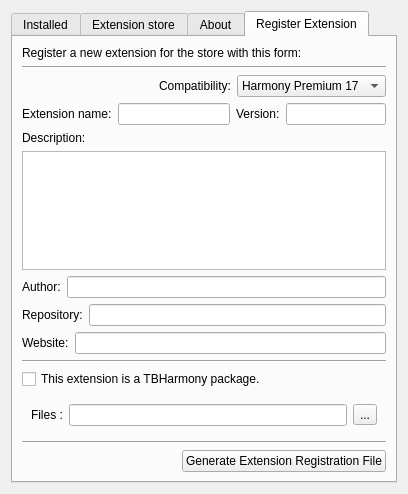
Before: the Qt Designer form ExtensionStore/package/ExtensionStore/store.ui in mchaptel/TBScripts, drawn with Qt 5.
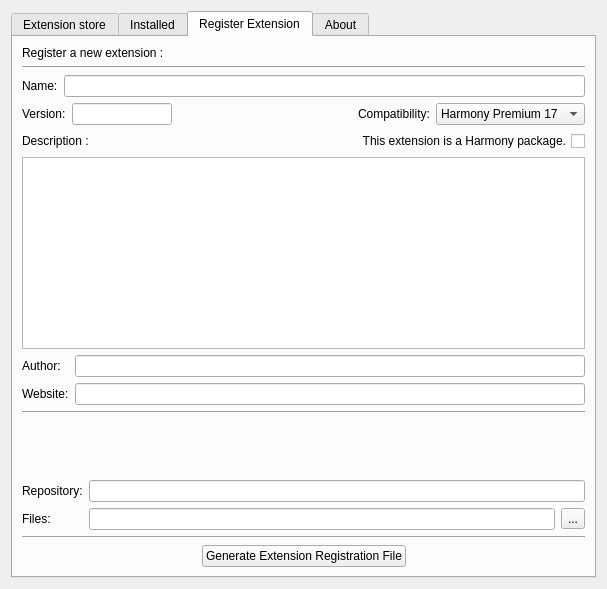
After: the same form once the commit is applied.

```diff
--- a/ExtensionStore/package/ExtensionStore/store.ui
+++ b/ExtensionStore/package/ExtensionStore/store.ui
@@ -6,8 +6,8 @@
    <rect>
     <x>0</x>
     <y>0</y>
-    <width>408</width>
-    <height>494</height>
+    <width>607</width>
+    <height>589</height>
    </rect>
   </property>
   <property name="windowTitle">
@@ -17,8 +17,225 @@
    <item>
     <widget class="QTabWidget" name="tabWidget">
      <property name="currentIndex">
-      <number>3</number>
+      <number>2</number>
      </property>
+     <widget class="QWidget" name="storeTab">
+      <attribute name="title">
+       <string>Extension store</string>
+      </attribute>
+      <layout class="QVBoxLayout" name="verticalLayout_6">
+       <item>
+        <widget class="QSplitter" name="splitter">
+         <property name="orientation">
+          <enum>Qt::Horizontal</enum>
+         </property>
+         <widget class="QWidget" name="">
+          <layout class="QVBoxLayout" name="verticalLayout_5">
+           <item>
+            <widget class="QLineEdit" name="lineEdit_2">
+             <property name="sizePolicy">
+              <sizepolicy hsizetype="Expanding" vsizetype="Fixed">
+               <horstretch>0</horstretch>
+               <verstretch>0</verstretch>
+              </sizepolicy>
+             </property>
+             <property name="text">
+              <string/>
+             </property>
+             <property name="placeholderText">
+              <string>Search...</string>
+             </property>
+            </widget>
+           </item>
+           <item>
+            <widget class="QTreeWidget" name="treeWidget_2">
+             <property name="indentation">
+              <number>0</number>
+             </property>
+             <property name="rootIsDecorated">
+              <bool>false</bool>
+             </property>
+             <attribute name="headerDefaultSectionSize">
+              <number>250</number>
+             </attribute>
+             <column>
+              <property name="text">
+               <string>Available Extensions</string>
+              </property>
+             </column>
+             <column>
+              <property name="text">
+               <string/>
+              </property>
+             </column>
+             <item>
+              <property name="text">
+               <string>github.com/ascriptmaker</string>
+              </property>
+              <property name="text">
+               <string/>
+              </property>
+              <item>
+               <property name="text">
+                <string>script1</string>
+               </property>
+               <property name="text">
+                <string/>
+               </property>
+              </item>
+             </item>
+            </widget>
+           </item>
+          </layout>
+         </widget>
+         <widget class="QWidget" name="">
+          <layout class="QVBoxLayout" name="verticalLayout_2">
+           <item>
+            <spacer name="verticalSpacer_2">
+             <property name="orientation">
+              <enum>Qt::Vertical</enum>
+             </property>
+             <property name="sizeType">
+              <enum>QSizePolicy::Maximum</enum>
+             </property>
+             <property name="sizeHint" stdset="0">
+              <size>
+               <width>20</width>
+               <height>20</height>
+              </size>
+             </property>
+            </spacer>
+           </item>
+           <item>
+            <layout class="QHBoxLayout" name="horizontalLayout_9">
+             <item>
+              <spacer name="horizontalSpacer">
+               <property name="orientation">
+                <enum>Qt::Horizontal</enum>
+               </property>
+               <property name="sizeHint" stdset="0">
+                <size>
+                 <width>40</width>
+                 <height>20</height>
+                </size>
+               </property>
+              </spacer>
+             </item>
+             <item>
+              <widget class="QLabel" name="label_13">
+               <property name="text">
+                <string>version : </string>
+               </property>
+              </widget>
+             </item>
+             <item>
+              <widget class="QLineEdit" name="lineEdit_3"/>
+             </item>
+            </layout>
+           </item>
+           <item>
+            <widget class="QLabel" name="label_2">
+             <property name="text">
+              <string>Description:</string>
+             </property>
+            </widget>
+           </item>
+           <item>
+            <widget class="QTextEdit" name="textEdit_2">
+             <property name="html">
+              <string>&lt;!DOCTYPE HTML PUBLIC &quot;-//W3C//DTD HTML 4.0//EN&quot; &quot;http://www.w3.org/TR/REC-html40/strict.dtd&quot;&gt;
+&lt;html&gt;&lt;head&gt;&lt;meta name=&quot;qrichtext&quot; content=&quot;1&quot; /&gt;&lt;style type=&quot;text/css&quot;&gt;
+p, li { white-space: pre-wrap; }
+&lt;/style&gt;&lt;/head&gt;&lt;body style=&quot; font-family:'MS Shell Dlg 2'; font-size:8.25pt; font-weight:400; font-style:normal;&quot;&gt;
+&lt;p style=&quot; margin-top:0px; margin-bottom:0px; margin-left:0px; margin-right:0px; -qt-block-indent:0; text-indent:0px;&quot;&gt;This script does great things, here is a link to my webpage&lt;/p&gt;
+&lt;p style=&quot;-qt-paragraph-type:empty; margin-top:0px; margin-bottom:0px; margin-left:0px; margin-right:0px; -qt-block-indent:0; text-indent:0px;&quot;&gt;&lt;br /&gt;&lt;/p&gt;&lt;/body&gt;&lt;/html&gt;</string>
+             </property>
+            </widget>
+           </item>
+           <item>
+            <widget class="QGroupBox" name="groupBox">
+             <property name="minimumSize">
+              <size>
+               <width>0</width>
+               <height>45</height>
+              </size>
+             </property>
+             <property name="title">
+              <string>Keywords</string>
+             </property>
+             <layout class="QHBoxLayout" name="horizontalLayout_4">
+              <item>
+               <widget class="QLabel" name="label_14">
+                <property name="text">
+                 <string>Tool, Package, Animation</string>
+                </property>
+               </widget>
+              </item>
+             </layout>
+            </widget>
+           </item>
+           <item>
+            <layout class="QHBoxLayout" name="horizontalLayout">
+             <item>
+              <widget class="QToolButton" name="toolButton_7">
+               <property name="text">
+                <string>View Source</string>
+               </property>
+               <property name="autoRaise">
+                <bool>true</bool>
+               </property>
+              </widget>
+             </item>
+             <item>
+              <widget class="QToolButton" name="toolButton_8">
+               <property name="text">
+                <string>Visit Website</string>
+               </property>
+               <property name="autoRaise">
+                <bool>true</bool>
+               </property>
+              </widget>
+             </item>
+            </layout>
+           </item>
+           <item>
+            <layout class="QHBoxLayout" name="horizontalLayout_10">
+             <property name="topMargin">
+              <number>15</number>
+             </property>
+             <property name="bottomMargin">
+              <number>15</number>
+             </property>
+             <item>
+              <widget class="QPushButton" name="pushButton">
+               <property name="minimumSize">
+                <size>
+                 <width>80</width>
+                 <height>30</height>
+                </size>
+               </property>
+               <property name="maximumSize">
+                <size>
+                 <width>130</width>
+                 <height>16777215</height>
+                </size>
+               </property>
+               <property name="text">
+                <string>Install</string>
+               </property>
+               <property name="flat">
+                <bool>false</bool>
+               </property>
+              </widget>
+             </item>
+            </layout>
+           </item>
+          </layout>
+         </widget>
+        </widget>
+       </item>
+      </layout>
+     </widget>
      <widget class="QWidget" name="tab">
       <attribute name="title">
        <string>Installed</string>
@@ -169,126 +386,260 @@
        </item>
       </layout>
      </widget>
-     <widget class="QWidget" name="storeTab">
+     <widget class="QWidget" name="tab_3">
       <attribute name="title">
-       <string>Extension store</string>
+       <string>Register Extension</string>
       </attribute>
-      <layout class="QVBoxLayout" name="verticalLayout_2">
+      <layout class="QVBoxLayout" name="verticalLayout_4">
        <item>
-        <layout class="QHBoxLayout" name="horizontalLayout_4">
+        <widget class="QLabel" name="label_12">
+         <property name="text">
+          <string>Register a new extension :</string>
+         </property>
+        </widget>
+       </item>
+       <item>
+        <widget class="Line" name="line_3">
+         <property name="orientation">
+          <enum>Qt::Horizontal</enum>
+         </property>
+        </widget>
+       </item>
+       <item>
+        <layout class="QHBoxLayout" name="horizontalLayout_6">
          <item>
-          <spacer name="horizontalSpacer_4">
-           <property name="orientation">
-            <enum>Qt::Horizontal</enum>
+          <widget class="QLabel" name="label_6">
+           <property name="text">
+            <string>Name:</string>
            </property>
-           <property name="sizeHint" stdset="0">
-            <size>
-             <width>40</width>
-             <height>20</height>
-            </size>
+          </widget>
+         </item>
+         <item>
+          <widget class="QLineEdit" name="nameField"/>
+         </item>
+        </layout>
+       </item>
+       <item>
+        <layout class="QHBoxLayout" name="horizontalLayout_7">
+         <item>
+          <widget class="QLabel" name="label_4">
+           <property name="text">
+            <string>Version:</string>
            </property>
-          </spacer>
+          </widget>
          </item>
          <item>
-          <widget class="QLineEdit" name="lineEdit_2">
+          <widget class="QLineEdit" name="versionField">
            <property name="maximumSize">
             <size>
-             <width>150</width>
+             <width>100</width>
              <height>16777215</height>
             </size>
            </property>
           </widget>
          </item>
          <item>
-          <widget class="QToolButton" name="toolButton_2">
+          <spacer name="horizontalSpacer_6">
+           <property name="orientation">
+            <enum>Qt::Horizontal</enum>
+           </property>
+           <property name="sizeHint" stdset="0">
+            <size>
+             <width>40</width>
+             <height>20</height>
+            </size>
+           </property>
+          </spacer>
+         </item>
+         <item>
+          <widget class="QLabel" name="label_8">
            <property name="text">
-            <string>Search</string>
+            <string>Compatibility:</string>
            </property>
           </widget>
          </item>
+         <item>
+          <widget class="QComboBox" name="compatibiltyComboBox">
+           <item>
+            <property name="text">
+             <string>Harmony Premium 17</string>
+            </property>
+           </item>
+           <item>
+            <property name="text">
+             <string>Harmony Premium 16</string>
+            </property>
+           </item>
+           <item>
+            <property name="text">
+             <string>Harmony Premium 15</string>
+            </property>
+           </item>
+           <item>
+            <property name="text">
+             <string>Harmony Premium 14</string>
+            </property>
+           </item>
+           <item>
+            <property name="text">
+             <string>Harmony Premium 12</string>
+            </property>
+           </item>
+          </widget>
+         </item>
         </layout>
        </item>
        <item>
-        <widget class="QTreeWidget" name="treeWidget_2">
-         <attribute name="headerDefaultSectionSize">
-          <number>250</number>
-         </attribute>
-         <column>
-          <property name="text">
-           <string>Name</string>
-          </property>
-         </column>
-         <column>
-          <property name="text">
-           <string>Version</string>
-          </property>
-         </column>
-         <column>
-          <property name="text">
-           <string/>
-          </property>
-         </column>
+        <layout class="QHBoxLayout" name="horizontalLayout_8">
          <item>
-          <property name="text">
-           <string>github.com/ascriptmaker</string>
-          </property>
-          <property name="text">
-           <string/>
-          </property>
-          <property name="text">
-           <string/>
-          </property>
-          <item>
+          <widget class="QLabel" name="label_7">
            <property name="text">
-            <string>script1</string>
+            <string>Description :</string>
            </property>
+          </widget>
+         </item>
+         <item>
+          <widget class="QCheckBox" name="isPackageCheckBox">
+           <property name="toolTip">
+            <string>Packages are stored in the &quot;/package&quot; folder and contain a configure.js file that can define windows, shortcuts and menu items in the Harmony User Interface. Select this option if the files have to be installed in the &quot;/package&quot; folder.</string>
+           </property>
+           <property name="layoutDirection">
+            <enum>Qt::RightToLeft</enum>
+           </property>
            <property name="text">
-            <string>0.2.5</string>
+            <string>This extension is a Harmony package.</string>
            </property>
+          </widget>
+         </item>
+        </layout>
+       </item>
+       <item>
+        <widget class="QTextEdit" name="descriptionField"/>
+       </item>
+       <item>
+        <layout class="QFormLayout" name="formLayout_2">
+         <item row="0" column="0">
+          <widget class="QLabel" name="label_9">
+           <property name="text">
+            <string>Author:</string>
+           </property>
+          </widget>
+         </item>
+         <item row="0" column="1">
+          <widget class="QLineEdit" name="authorField"/>
+         </item>
+         <item row="1" column="0">
+          <widget class="QLabel" name="label_10">
+           <property name="text">
+            <string>Website:</string>
+           </property>
+          </widget>
+         </item>
+         <item row="1" column="1">
+          <widget class="QLineEdit" name="websiteField"/>
+         </item>
+        </layout>
+       </item>
+       <item>
+        <widget class="Line" name="line_2">
+         <property name="orientation">
+          <enum>Qt::Horizontal</enum>
+         </property>
+        </widget>
+       </item>
+       <item>
+        <layout class="QFormLayout" name="formLayout">
+         <property name="sizeConstraint">
+          <enum>QLayout::SetMinAndMaxSize</enum>
+         </property>
+         <property name="fieldGrowthPolicy">
+          <enum>QFormLayout::ExpandingFieldsGrow</enum>
+         </property>
+         <item row="1" column="1">
+          <widget class="QLineEdit" name="repoField">
            <property name="text">
             <string/>
            </property>
-          </item>
+          </widget>
          </item>
-        </widget>
+         <item row="1" column="0">
+          <widget class="QLabel" name="label_11">
+           <property name="text">
+            <string>Repository:</string>
+           </property>
+          </widget>
+         </item>
+         <item row="2" column="0">
+          <widget class="QLabel" name="label_5">
+           <property name="text">
+            <string>Files:</string>
+           </property>
+          </widget>
+         </item>
+         <item row="2" column="1">
+          <layout class="QHBoxLayout" name="horizontalLayout_5">
+           <item>
+            <widget class="QLineEdit" name="fileField">
+             <property name="readOnly">
+              <bool>true</bool>
+             </property>
+            </widget>
+           </item>
+           <item>
+            <widget class="QToolButton" name="filePicker">
+             <property name="text">
+              <string>...</string>
+             </property>
+            </widget>
+           </item>
+          </layout>
+         </item>
+         <item row="0" column="1">
+          <spacer name="verticalSpacer">
+           <property name="orientation">
+            <enum>Qt::Vertical</enum>
+           </property>
+           <property name="sizeHint" stdset="0">
+            <size>
+             <width>20</width>
+             <height>40</height>
+            </size>
+           </property>
+          </spacer>
+         </item>
+        </layout>
        </item>
        <item>
-        <widget class="QLabel" name="label_2">
-         <property name="text">
-          <string>Description:</string>
+        <widget class="Line" name="line">
+         <property name="orientation">
+          <enum>Qt::Horizontal</enum>
          </property>
         </widget>
        </item>
        <item>
-        <widget class="QTextEdit" name="textEdit_2">
-         <property name="html">
-          <string>&lt;!DOCTYPE HTML PUBLIC &quot;-//W3C//DTD HTML 4.0//EN&quot; &quot;http://www.w3.org/TR/REC-html40/strict.dtd&quot;&gt;
-&lt;html&gt;&lt;head&gt;&lt;meta name=&quot;qrichtext&quot; content=&quot;1&quot; /&gt;&lt;style type=&quot;text/css&quot;&gt;
-p, li { white-space: pre-wrap; }
-&lt;/style&gt;&lt;/head&gt;&lt;body style=&quot; font-family:'MS Shell Dlg 2'; font-size:8.25pt; font-weight:400; font-style:normal;&quot;&gt;
-&lt;p style=&quot; margin-top:0px; margin-bottom:0px; margin-left:0px; margin-right:0px; -qt-block-indent:0; text-indent:0px;&quot;&gt;This script does great things, here is a link to my webpage&lt;/p&gt;
-&lt;p style=&quot;-qt-paragraph-type:empty; margin-top:0px; margin-bottom:0px; margin-left:0px; margin-right:0px; -qt-block-indent:0; text-indent:0px;&quot;&gt;&lt;br /&gt;&lt;/p&gt;&lt;/body&gt;&lt;/html&gt;</string>
-         </property>
-        </widget>
-       </item>
-       <item>
-        <layout class="QHBoxLayout" name="horizontalLayout">
+        <layout class="QHBoxLayout" name="horizontalLayout_13">
          <item>
-          <widget class="QPushButton" name="pushButton_7">
-           <property name="text">
-            <string>View Source</string>
+          <spacer name="horizontalSpacer_5">
+           <property name="orientation">
+            <enum>Qt::Horizontal</enum>
            </property>
-          </widget>
+           <property name="sizeHint" stdset="0">
+            <size>
+             <width>40</width>
+             <height>20</height>
+            </size>
+           </property>
+          </spacer>
          </item>
          <item>
-          <widget class="QPushButton" name="pushButton_8">
+          <widget class="QPushButton" name="generateButton">
            <property name="text">
-            <string>Website</string>
+            <string>Generate Extension Registration File</string>
            </property>
           </widget>
          </item>
          <item>
-          <spacer name="horizontalSpacer">
+          <spacer name="horizontalSpacer_8">
            <property name="orientation">
             <enum>Qt::Horizontal</enum>
            </property>
@@ -300,13 +651,6 @@
            </property>
           </spacer>
          </item>
-         <item>
-          <widget class="QPushButton" name="pushButton">
-           <property name="text">
-            <string>Install</string>
-           </property>
-          </widget>
-         </item>
         </layout>
        </item>
       </layout>
@@ -379,258 +723,6 @@
        </item>
       </layout>
      </widget>
-     <widget class="QWidget" name="tab_3">
-      <attribute name="title">
-       <string>Register Extension</string>
-      </attribute>
-      <layout class="QVBoxLayout" name="verticalLayout_5">
-       <item>
-        <widget class="QLabel" name="label_12">
-         <property name="text">
-          <string>Register a new extension for the store with this form:</string>
-         </property>
-        </widget>
-       </item>
-       <item>
-        <widget class="Line" name="line_3">
-         <property name="orientation">
-          <enum>Qt::Horizontal</enum>
-         </property>
-        </widget>
-       </item>
-       <item>
-        <layout class="QHBoxLayout" name="horizontalLayout_8">
-         <item>
-          <spacer name="horizontalSpacer_6">
-           <property name="orientation">
-            <enum>Qt::Horizontal</enum>
-           </property>
-           <property name="sizeHint" stdset="0">
-            <size>
-             <width>40</width>
-             <height>20</height>
-            </size>
-           </property>
-          </spacer>
-         </item>
-         <item>
-          <widget class="QLabel" name="label_8">
-           <property name="text">
-            <string>Compatibility:</string>
-           </property>
-          </widget>
-         </item>
-         <item>
-          <widget class="QComboBox" name="comboBox">
-           <item>
-            <property name="text">
-             <string>Harmony Premium 17</string>
-            </property>
-           </item>
-           <item>
-            <property name="text">
-             <string>Harmony Premium 16</string>
-            </property>
-           </item>
-           <item>
-            <property name="text">
-             <string>Harmony Premium 15</string>
-            </property>
-           </item>
-           <item>
-            <property name="text">
-             <string>Harmony Premium 14</string>
-            </property>
-           </item>
-           <item>
-            <property name="text">
-             <string>Harmony Premium 12</string>
-            </property>
-           </item>
-          </widget>
-         </item>
-        </layout>
-       </item>
-       <item>
-        <layout class="QHBoxLayout" name="horizontalLayout_7">
-         <item>
-          <widget class="QLabel" name="label_6">
-           <property name="text">
-            <string>Extension name:</string>
-           </property>
-          </widget>
-         </item>
-         <item>
-          <widget class="QLineEdit" name="lineEdit_5"/>
-         </item>
-         <item>
-          <widget class="QLabel" name="label_4">
-           <property name="text">
-            <string>Version:</string>
-           </property>
-          </widget>
-         </item>
-         <item>
-          <widget class="QLineEdit" name="lineEdit_3">
-           <property name="maximumSize">
-            <size>
-             <width>100</width>
-             <height>16777215</height>
-            </size>
-           </property>
-          </widget>
-         </item>
-        </layout>
-       </item>
-       <item>
-        <layout class="QVBoxLayout" name="verticalLayout_4">
-         <item>
-          <widget class="QLabel" name="label_7">
-           <property name="text">
-            <string>Description:</string>
-           </property>
-           <property name="alignment">
-            <set>Qt::AlignLeading|Qt::AlignLeft|Qt::AlignTop</set>
-           </property>
-          </widget>
-         </item>
-         <item>
-          <widget class="QTextEdit" name="textEdit_3"/>
-         </item>
-        </layout>
-       </item>
-       <item>
-        <layout class="QHBoxLayout" name="horizontalLayout_10">
-         <item>
-          <widget class="QLabel" name="label_9">
-           <property name="text">
-            <string>Author:</string>
-           </property>
-          </widget>
-         </item>
-         <item>
-          <widget class="QLineEdit" name="lineEdit_6"/>
-         </item>
-        </layout>
-       </item>
-       <item>
-        <layout class="QHBoxLayout" name="horizontalLayout_11">
-         <item>
-          <widget class="QLabel" name="label_11">
-           <property name="text">
-            <string>Repository:</string>
-           </property>
-          </widget>
-         </item>
-         <item>
-          <widget class="QLineEdit" name="lineEdit_8">
-           <property name="text">
-            <string/>
-           </property>
-          </widget>
-         </item>
-        </layout>
-       </item>
-       <item>
-        <layout class="QHBoxLayout" name="horizontalLayout_12">
-         <item>
-          <widget class="QLabel" name="label_10">
-           <property name="text">
-            <string>Website:</string>
-           </property>
-          </widget>
-         </item>
-         <item>
-          <widget class="QLineEdit" name="lineEdit_7"/>
-         </item>
-        </layout>
-       </item>
-       <item>
-        <spacer name="verticalSpacer">
-         <property name="orientation">
-          <enum>Qt::Vertical</enum>
-         </property>
-         <property name="sizeHint" stdset="0">
-          <size>
-           <width>20</width>
-           <height>40</height>
-          </size>
-         </property>
-        </spacer>
-       </item>
-       <item>
-        <widget class="Line" name="line_2">
-         <property name="orientation">
-          <enum>Qt::Horizontal</enum>
-         </property>
-        </widget>
-       </item>
-       <item>
-        <widget class="QCheckBox" name="checkBox">
-         <property name="toolTip">
-          <string>&lt;html&gt;&lt;head/&gt;&lt;body&gt;&lt;p&gt;Packages are stored in the &amp;quot;/package&amp;quot; folder and contain a configure.js file that can define windows, shortcuts and menu items in the Harmony User Interface. &lt;/p&gt;&lt;p&gt;Select this option if the files have to be installed in the &amp;quot;/package&amp;quot; folder.&lt;/p&gt;&lt;/body&gt;&lt;/html&gt;</string>
-         </property>
-         <property name="text">
-          <string>This extension is a TBHarmony package.</string>
-         </property>
-        </widget>
-       </item>
-       <item>
-        <widget class="QWidget" name="widget" native="true">
-         <layout class="QHBoxLayout" name="horizontalLayout_5">
-          <item>
-           <widget class="QLabel" name="label_5">
-            <property name="text">
-             <string>Files :</string>
-            </property>
-           </widget>
-          </item>
-          <item>
-           <widget class="QLineEdit" name="lineEdit_4"/>
-          </item>
-          <item>
-           <widget class="QToolButton" name="toolButton_3">
-            <property name="text">
-             <string>...</string>
-            </property>
-           </widget>
-          </item>
-         </layout>
-        </widget>
-       </item>
-       <item>
-        <widget class="Line" name="line">
-         <property name="orientation">
-          <enum>Qt::Horizontal</enum>
-         </property>
-        </widget>
-       </item>
-       <item>
-        <layout class="QHBoxLayout" name="horizontalLayout_13">
-         <item>
-          <spacer name="horizontalSpacer_5">
-           <property name="orientation">
-            <enum>Qt::Horizontal</enum>
-           </property>
-           <property name="sizeHint" stdset="0">
-            <size>
-             <width>401</width>
-             <height>20</height>
-            </size>
-           </property>
-          </spacer>
-         </item>
-         <item>
-          <widget class="QPushButton" name="pushButton_5">
-           <property name="text">
-            <string>Generate Extension Registration File</string>
-           </property>
-          </widget>
-         </item>
-        </layout>
-       </item>
-      </layout>
-     </widget>
     </widget>
    </item>
   </layout>
```
